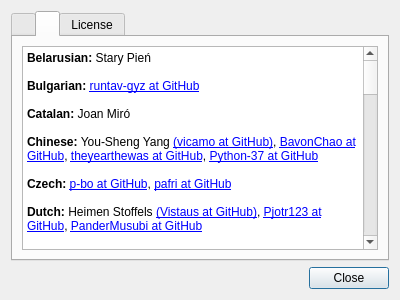
Above: feathernotes/about.ui from tsujan/FeatherNotes before the change. Below: the same form after it.
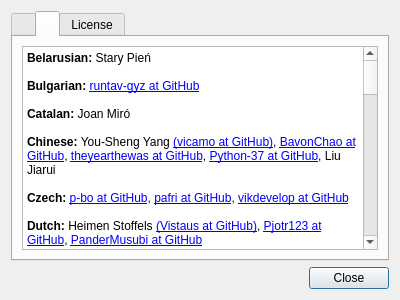
That is the form after the change. The open tabs and pages were chosen to show the change.

Patch:
```diff
--- a/feathernotes/about.ui
+++ b/feathernotes/about.ui
@@ -103,9 +103,9 @@
 &lt;p style=&quot;-qt-paragraph-type:empty; margin-top:0px; margin-bottom:0px; margin-left:0px; margin-right:0px; -qt-block-indent:0; text-indent:0px;&quot;&gt;&lt;br /&gt;&lt;/p&gt;
 &lt;p style=&quot; margin-top:0px; margin-bottom:0px; margin-left:0px; margin-right:0px; -qt-block-indent:0; text-indent:0px;&quot;&gt;&lt;span style=&quot; font-weight:600;&quot;&gt;Catalan:&lt;/span&gt; Joan Miró&lt;/p&gt;
 &lt;p style=&quot;-qt-paragraph-type:empty; margin-top:0px; margin-bottom:0px; margin-left:0px; margin-right:0px; -qt-block-indent:0; text-indent:0px;&quot;&gt;&lt;br /&gt;&lt;/p&gt;
-&lt;p style=&quot; margin-top:0px; margin-bottom:0px; margin-left:0px; margin-right:0px; -qt-block-indent:0; text-indent:0px;&quot;&gt;&lt;span style=&quot; font-weight:600;&quot;&gt;Chinese:&lt;/span&gt; You-Sheng Yang &lt;a href=&quot;https://github.com/vicamo&quot;&gt;(vicamo at GitHub)&lt;/a&gt;, &lt;a href=&quot;https://github.com/BavonChao&quot;&gt;BavonChao at GitHub&lt;/a&gt;, &lt;a href=&quot;https://github.com/theyearthewas&quot;&gt;theyearthewas at GitHub&lt;/a&gt;, &lt;a href=&quot;https://github.com/Python-37&quot;&gt;Python-37 at GitHub&lt;/a&gt;&lt;/p&gt;
+&lt;p style=&quot; margin-top:0px; margin-bottom:0px; margin-left:0px; margin-right:0px; -qt-block-indent:0; text-indent:0px;&quot;&gt;&lt;span style=&quot; font-weight:600;&quot;&gt;Chinese:&lt;/span&gt; You-Sheng Yang &lt;a href=&quot;https://github.com/vicamo&quot;&gt;(vicamo at GitHub)&lt;/a&gt;, &lt;a href=&quot;https://github.com/BavonChao&quot;&gt;BavonChao at GitHub&lt;/a&gt;, &lt;a href=&quot;https://github.com/theyearthewas&quot;&gt;theyearthewas at GitHub&lt;/a&gt;, &lt;a href=&quot;https://github.com/Python-37&quot;&gt;Python-37 at GitHub&lt;/a&gt;, Liu Jiarui&lt;/p&gt;
 &lt;p style=&quot;-qt-paragraph-type:empty; margin-top:0px; margin-bottom:0px; margin-left:0px; margin-right:0px; -qt-block-indent:0; text-indent:0px;&quot;&gt;&lt;br /&gt;&lt;/p&gt;
-&lt;p style=&quot; margin-top:0px; margin-bottom:0px; margin-left:0px; margin-right:0px; -qt-block-indent:0; text-indent:0px;&quot;&gt;&lt;span style=&quot; font-weight:600;&quot;&gt;Czech:&lt;/span&gt; &lt;a href=&quot;https://github.com/p-bo&quot;&gt;p-bo at GitHub&lt;/a&gt;, &lt;a href=&quot;https://github.com/pafri&quot;&gt;pafri at GitHub&lt;/a&gt;&lt;/p&gt;
+&lt;p style=&quot; margin-top:0px; margin-bottom:0px; margin-left:0px; margin-right:0px; -qt-block-indent:0; text-indent:0px;&quot;&gt;&lt;span style=&quot; font-weight:600;&quot;&gt;Czech:&lt;/span&gt; &lt;a href=&quot;https://github.com/p-bo&quot;&gt;p-bo at GitHub&lt;/a&gt;, &lt;a href=&quot;https://github.com/pafri&quot;&gt;pafri at GitHub&lt;/a&gt;, &lt;a href=&quot;https://github.com/vikdevelop&quot;&gt;vikdevelop at GitHub&lt;/a&gt;&lt;/p&gt;
 &lt;p style=&quot;-qt-paragraph-type:empty; margin-top:0px; margin-bottom:0px; margin-left:0px; margin-right:0px; -qt-block-indent:0; text-indent:0px;&quot;&gt;&lt;br /&gt;&lt;/p&gt;
 &lt;p style=&quot; margin-top:0px; margin-bottom:0px; margin-left:0px; margin-right:0px; -qt-block-indent:0; text-indent:0px;&quot;&gt;&lt;span style=&quot; font-weight:600;&quot;&gt;Dutch:&lt;/span&gt; Heimen Stoffels &lt;a href=&quot;https://github.com/Vistaus&quot;&gt;(Vistaus at GitHub)&lt;/a&gt;, &lt;a href=&quot;https://github.com/Pjotr123&quot;&gt;Pjotr123 at GitHub&lt;/a&gt;, &lt;a href=&quot;https://github.com/PanderMusubi&quot;&gt;PanderMusubi at GitHub&lt;/a&gt;&lt;/p&gt;
 &lt;p style=&quot;-qt-paragraph-type:empty; margin-top:0px; margin-bottom:0px; margin-left:0px; margin-right:0px; -qt-block-indent:0; text-indent:0px;&quot;&gt;&lt;br /&gt;&lt;/p&gt;
@@ -115,7 +115,7 @@
 &lt;p style=&quot;-qt-paragraph-type:empty; margin-top:0px; margin-bottom:0px; margin-left:0px; margin-right:0px; -qt-block-indent:0; text-indent:0px;&quot;&gt;&lt;br /&gt;&lt;/p&gt;
 &lt;p style=&quot; margin-top:0px; margin-bottom:0px; margin-left:0px; margin-right:0px; -qt-block-indent:0; text-indent:0px;&quot;&gt;&lt;span style=&quot; font-weight:600;&quot;&gt;Finnish:&lt;/span&gt; &lt;a href=&quot;https://github.com/Pyscowicz&quot;&gt;Pyscowicz at GitHub&lt;/a&gt;, Nikolay Korotkiy &lt;a href=&quot;https://github.com/sikmir&quot;&gt;&lt;span;&gt;(sikmir at GitHub)&lt;/a&gt;, &lt;a href=&quot;https://github.com/Chiitoo&quot;&gt;&lt;span;&gt;Chiitoo at GitHub&lt;/span&gt;&lt;/a&gt;&lt;/p&gt;
 &lt;p style=&quot;-qt-paragraph-type:empty; margin-top:0px; margin-bottom:0px; margin-left:0px; margin-right:0px; -qt-block-indent:0; text-indent:0px;&quot;&gt;&lt;br /&gt;&lt;/p&gt;
-&lt;p style=&quot; margin-top:0px; margin-bottom:0px; margin-left:0px; margin-right:0px; -qt-block-indent:0; text-indent:0px;&quot;&gt;&lt;span style=&quot; font-weight:600;&quot;&gt;French:&lt;/span&gt; &lt;a href=&quot;https://github.com/roxfr&quot;&gt;&lt;span;&gt;roxfr at GitHub&lt;/span&gt;&lt;/a&gt;, &lt;a href=&quot;https://github.com/Bapt17&quot;&gt;Bapt17 at GitHub&lt;/a&gt;, &lt;a href=&quot;https://github.com/benito702&quot;&gt;benito702 at GitHub&lt;/a&gt;&lt;/p&gt;
+&lt;p style=&quot; margin-top:0px; margin-bottom:0px; margin-left:0px; margin-right:0px; -qt-block-indent:0; text-indent:0px;&quot;&gt;&lt;span style=&quot; font-weight:600;&quot;&gt;French:&lt;/span&gt; &lt;a href=&quot;https://github.com/roxfr&quot;&gt;&lt;span;&gt;roxfr at GitHub&lt;/span&gt;&lt;/a&gt;, &lt;a href=&quot;https://github.com/Bapt17&quot;&gt;Bapt17 at GitHub&lt;/a&gt;, &lt;a href=&quot;https://github.com/benito702&quot;&gt;benito702 at GitHub&lt;/a&gt;, Baptiste H&lt;/p&gt;
 &lt;p style=&quot;-qt-paragraph-type:empty; margin-top:0px; margin-bottom:0px; margin-left:0px; margin-right:0px; -qt-block-indent:0; text-indent:0px;&quot;&gt;&lt;br /&gt;&lt;/p&gt;
 &lt;p style=&quot; margin-top:0px; margin-bottom:0px; margin-left:0px; margin-right:0px; -qt-block-indent:0; text-indent:0px;&quot;&gt;&lt;span style=&quot; font-weight:600;&quot;&gt;German:&lt;/span&gt; Alf Gaida &lt;a href=&quot;https://github.com/agaida&quot;&gt;(agaida at GitHub)&lt;/a&gt;, Oliver Burkardt &lt;a href=&quot;https://github.com/OliverBurkardt&quot;&gt;(OliverBurkardt at GitHub)&lt;/a&gt;, Ettore Atalan &lt;a href=&quot;https://github.com/Atalanttore&quot;&gt;(Atalanttore at GitHub)&lt;/a&gt;, Pavel Shlyak &lt;a href=&quot;https://github.com/shlyakpavel&quot;&gt;(shlyakpavel at GitHub)&lt;/a&gt;, Roman Volak &lt;a href=&quot;https://github.com/RomanVolak&quot;&gt;(RomanVolak at GitHub)&lt;/a&gt;&lt;/p&gt;
 &lt;p style=&quot;-qt-paragraph-type:empty; margin-top:0px; margin-bottom:0px; margin-left:0px; margin-right:0px; -qt-block-indent:0; text-indent:0px;&quot;&gt;&lt;br /&gt;&lt;/p&gt;
```
